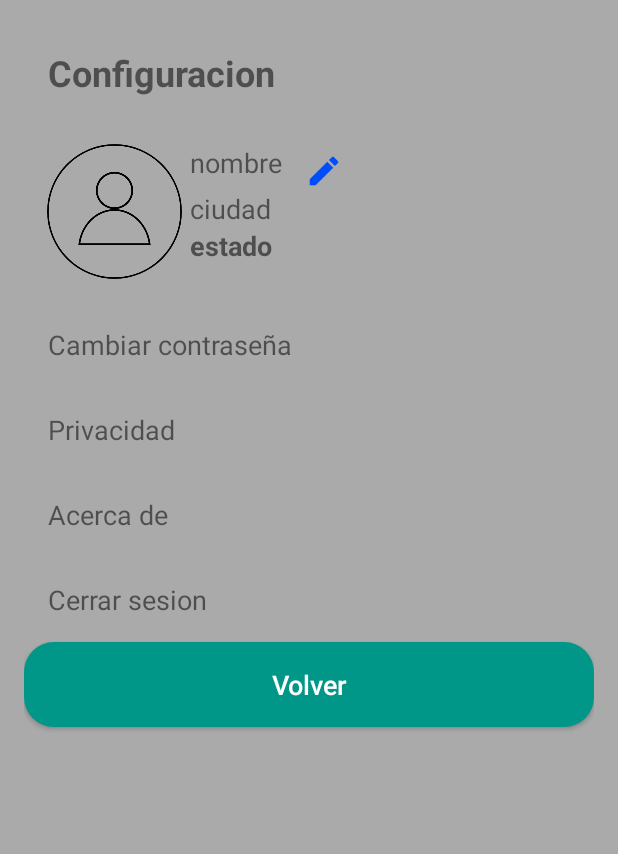
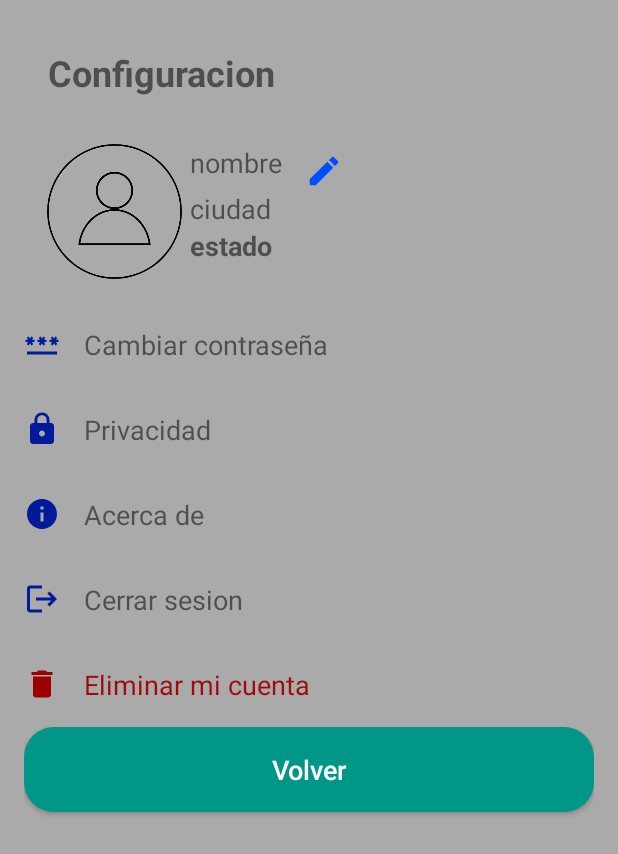
Before and after one commit to 2plotechnologies/2plomessenger, an Android app: the ConfiguracionActivity screen opened directly, with no data from a screen before it, on a phone screen of 412 x 824 dp. Shown: the top 854 px of the screen. Run offline under Robolectric (Android 15) with nearby library versions, the phone set to English and light mode, and no system bars; our stand-ins replace CircleImageView, Firebase (no records; nobody signed in at launch, a user with empty details on screens opened directly), Picasso; pictures from the network do not load.

Commit message:
Agragando opcion eliminar cuenta

```diff
--- a/app/src/main/AndroidManifest.xml
+++ b/app/src/main/AndroidManifest.xml
@@ -17,6 +17,9 @@
         android:roundIcon="@mipmap/ic_app_launcher_round"
         android:supportsRtl="true"
         android:theme="@style/Theme.2PloMessenger">
+        <activity
+            android:name=".ConfirmarEliminacionActivity"
+            android:exported="false" />
         <activity
             android:name=".ConfiguracionActivity"
             android:exported="false" />
--- a/app/src/main/java/com/twoploapps/a2plomessenger/ConfiguracionActivity.java
+++ b/app/src/main/java/com/twoploapps/a2plomessenger/ConfiguracionActivity.java
@@ -42,6 +42,7 @@ public class ConfiguracionActivity extends AppCompatActivity {
         TextView txtprivacidad = findViewById(R.id.opcion_privacidad);
         TextView txtacercade = findViewById(R.id.opcion_acerca_de);
         TextView txtcerrarsesion = findViewById(R.id.opcion_cerrar_sesion);
+        TextView txtborracuenta = findViewById(R.id.opcion_eliminar_cuenta);
         ImageView btneditarperfil = findViewById(R.id.btneditarperfilconfig);
         Button btnvolver = findViewById(R.id.volverainicioconfig);
         getUserData();
@@ -115,6 +116,13 @@ public class ConfiguracionActivity extends AppCompatActivity {
                 startActivity(intent);
             }
         });
+        txtborracuenta.setOnClickListener(new View.OnClickListener() {
+            @Override
+            public void onClick(View view) {
+                Intent intent = new Intent(ConfiguracionActivity.this, ConfirmarEliminacionActivity.class);
+                startActivity(intent);
+            }
+        });
     }
 
     private void getUserData() {
--- a/app/src/main/java/com/twoploapps/a2plomessenger/MiperfilActivity.java
+++ b/app/src/main/java/com/twoploapps/a2plomessenger/MiperfilActivity.java
@@ -86,8 +86,8 @@ public class MiperfilActivity extends AppCompatActivity {
 
                     Picasso.get()
                             .load(imagen1)
-                            .placeholder(R.drawable.welcome)
-                            .error(R.drawable.welcome)
+                            .placeholder(R.drawable.defaultprofilephoto)
+                            .error(R.drawable.defaultprofilephoto)
                             .into(imagenmiperfil);
 
 
--- /dev/null
+++ b/app/src/main/res/drawable/baseline_delete_24.xml
@@ -0,0 +1,5 @@
+<vector android:height="24dp" android:tint="#9A0000"
+    android:viewportHeight="24" android:viewportWidth="24"
+    android:width="24dp" xmlns:android="http://schemas.android.com/apk/res/android">
+    <path android:fillColor="@android:color/white" android:pathData="M6,19c0,1.1 0.9,2 2,2h8c1.1,0 2,-0.9 2,-2V7H6v12zM19,4h-3.5l-1,-1h-5l-1,1H5v2h14V4z"/>
+</vector>
--- /dev/null
+++ b/app/src/main/res/drawable/baseline_error_outline_24.xml
@@ -0,0 +1,5 @@
+<vector android:height="24dp" android:tint="#9A0000"
+    android:viewportHeight="24" android:viewportWidth="24"
+    android:width="24dp" xmlns:android="http://schemas.android.com/apk/res/android">
+    <path android:fillColor="@android:color/white" android:pathData="M11,15h2v2h-2zM11,7h2v6h-2zM11.99,2C6.47,2 2,6.48 2,12s4.47,10 9.99,10C17.52,22 22,17.52 22,12S17.52,2 11.99,2zM12,20c-4.42,0 -8,-3.58 -8,-8s3.58,-8 8,-8 8,3.58 8,8 -3.58,8 -8,8z"/>
+</vector>
--- /dev/null
+++ b/app/src/main/res/drawable/baseline_info_24.xml
@@ -0,0 +1,5 @@
+<vector android:height="24dp" android:tint="#001A9A"
+    android:viewportHeight="24" android:viewportWidth="24"
+    android:width="24dp" xmlns:android="http://schemas.android.com/apk/res/android">
+    <path android:fillColor="@android:color/white" android:pathData="M12,2C6.48,2 2,6.48 2,12s4.48,10 10,10 10,-4.48 10,-10S17.52,2 12,2zM13,17h-2v-6h2v6zM13,9h-2L11,7h2v2z"/>
+</vector>
--- /dev/null
+++ b/app/src/main/res/drawable/baseline_lock_24.xml
@@ -0,0 +1,5 @@
+<vector android:height="24dp" android:tint="#001A9A"
+    android:viewportHeight="24" android:viewportWidth="24"
+    android:width="24dp" xmlns:android="http://schemas.android.com/apk/res/android">
+    <path android:fillColor="@android:color/white" android:pathData="M18,8h-1L17,6c0,-2.76 -2.24,-5 -5,-5S7,3.24 7,6v2L6,8c-1.1,0 -2,0.9 -2,2v10c0,1.1 0.9,2 2,2h12c1.1,0 2,-0.9 2,-2L20,10c0,-1.1 -0.9,-2 -2,-2zM12,17c-1.1,0 -2,-0.9 -2,-2s0.9,-2 2,-2 2,0.9 2,2 -0.9,2 -2,2zM15.1,8L8.9,8L8.9,6c0,-1.71 1.39,-3.1 3.1,-3.1 1.71,0 3.1,1.39 3.1,3.1v2z"/>
+</vector>
--- /dev/null
+++ b/app/src/main/res/drawable/baseline_logout_24.xml
@@ -0,0 +1,5 @@
+<vector android:autoMirrored="true" android:height="24dp"
+    android:tint="#001A9A" android:viewportHeight="24"
+    android:viewportWidth="24" android:width="24dp" xmlns:android="http://schemas.android.com/apk/res/android">
+    <path android:fillColor="@android:color/white" android:pathData="M17,7l-1.41,1.41L18.17,11H8v2h10.17l-2.58,2.58L17,17l5,-5zM4,5h8V3H4c-1.1,0 -2,0.9 -2,2v14c0,1.1 0.9,2 2,2h8v-2H4V5z"/>
+</vector>
--- /dev/null
+++ b/app/src/main/res/drawable/baseline_password_24.xml
@@ -0,0 +1,5 @@
+<vector android:height="24dp" android:tint="#001A9A"
+    android:viewportHeight="24" android:viewportWidth="24"
+    android:width="24dp" xmlns:android="http://schemas.android.com/apk/res/android">
+    <path android:fillColor="@android:color/white" android:pathData="M2,17h20v2H2V17zM3.15,12.95L4,11.47l0.85,1.48l1.3,-0.75L5.3,10.72H7v-1.5H5.3l0.85,-1.47L4.85,7L4,8.47L3.15,7l-1.3,0.75L2.7,9.22H1v1.5h1.7L1.85,12.2L3.15,12.95zM9.85,12.2l1.3,0.75L12,11.47l0.85,1.48l1.3,-0.75l-0.85,-1.48H15v-1.5h-1.7l0.85,-1.47L12.85,7L12,8.47L11.15,7l-1.3,0.75l0.85,1.47H9v1.5h1.7L9.85,12.2zM23,9.22h-1.7l0.85,-1.47L20.85,7L20,8.47L19.15,7l-1.3,0.75l0.85,1.47H17v1.5h1.7l-0.85,1.48l1.3,0.75L20,11.47l0.85,1.48l1.3,-0.75l-0.85,-1.48H23V9.22z"/>
+</vector>
--- a/app/src/main/res/layout/activity_configuracion.xml
+++ b/app/src/main/res/layout/activity_configuracion.xml
@@ -27,7 +27,6 @@
             android:layout_width="match_parent"
             android:layout_height="wrap_content"
             android:orientation="vertical">
-
             <LinearLayout
                 android:layout_width="match_parent"
                 android:layout_height="wrap_content"
@@ -92,6 +91,15 @@
         </LinearLayout>
     </LinearLayout>
     <!-- Opción Cambiar Contraseña -->
+    <LinearLayout
+        android:layout_width="wrap_content"
+        android:layout_height="wrap_content"
+        android:orientation="horizontal"
+        android:gravity="center">
+        <ImageView
+            android:layout_width="wrap_content"
+            android:layout_height="wrap_content"
+            android:src="@drawable/baseline_password_24"/>
         <TextView
             android:id="@+id/opcion_cambiar_contrasena"
             android:layout_width="match_parent"
@@ -99,8 +107,17 @@
             android:text="@string/cambiar_contrasena"
             android:textSize="18sp"
             android:padding="16dp" />
-
+    </LinearLayout>
     <!-- Opción Privacidad -->
+    <LinearLayout
+        android:layout_width="wrap_content"
+        android:layout_height="wrap_content"
+        android:orientation="horizontal"
+        android:gravity="center">
+        <ImageView
+            android:layout_width="wrap_content"
+            android:layout_height="wrap_content"
+            android:src="@drawable/baseline_lock_24"/>
         <TextView
             android:id="@+id/opcion_privacidad"
             android:layout_width="match_parent"
@@ -108,8 +125,17 @@
             android:text="@string/privacidad"
             android:textSize="18sp"
             android:padding="16dp" />
-
+    </LinearLayout>
     <!-- Opción Acerca de -->
+    <LinearLayout
+        android:layout_width="wrap_content"
+        android:layout_height="wrap_content"
+        android:orientation="horizontal"
+        android:gravity="center">
+        <ImageView
+            android:layout_width="wrap_content"
+            android:layout_height="wrap_content"
+            android:src="@drawable/baseline_info_24"/>
         <TextView
             android:id="@+id/opcion_acerca_de"
             android:layout_width="match_parent"
@@ -117,8 +143,17 @@
             android:text="@string/acerca_de"
             android:textSize="18sp"
             android:padding="16dp" />
-
+    </LinearLayout>
     <!-- Opción Cerrar Sesión -->
+    <LinearLayout
+        android:layout_width="wrap_content"
+        android:layout_height="wrap_content"
+        android:orientation="horizontal"
+        android:gravity="center">
+        <ImageView
+            android:layout_width="wrap_content"
+            android:layout_height="wrap_content"
+            android:src="@drawable/baseline_logout_24"/>
         <TextView
             android:id="@+id/opcion_cerrar_sesion"
             android:layout_width="match_parent"
@@ -126,6 +161,25 @@
             android:text="@string/cerrar_sesion"
             android:textSize="18sp"
             android:padding="16dp" />
+    </LinearLayout>
+    <LinearLayout
+        android:layout_width="wrap_content"
+        android:layout_height="wrap_content"
+        android:orientation="horizontal"
+        android:gravity="center">
+        <ImageView
+            android:layout_width="wrap_content"
+            android:layout_height="wrap_content"
+            android:src="@drawable/baseline_delete_24"/>
+        <TextView
+            android:id="@+id/opcion_eliminar_cuenta"
+            android:layout_width="match_parent"
+            android:layout_height="wrap_content"
+            android:text="@string/eliminar_cuenta"
+            android:textSize="18sp"
+            android:textColor="@color/red"
+            android:padding="16dp" />
+    </LinearLayout>
     <Button
         android:id="@+id/volverainicioconfig"
         android:layout_width="match_parent"
--- a/app/src/main/res/values/strings.xml
+++ b/app/src/main/res/values/strings.xml
@@ -157,4 +157,9 @@ Descárgala aquí: https://play.google.com/store/apps/details?id=com.twoploapps.
     <string name="configuracion">Configuracion</string>
     <string name="cambiar_contrasena">Cambiar contraseña</string>
     <string name="correoenviado">Se envió un correo para cambiar la contraseña</string>
+    <string name="eliminar_cuenta">Eliminar mi cuenta</string>
+    <string name="est_seguro_de_que_desea_eliminar_su_cuenta">¿Está seguro de que desea eliminar su cuenta?</string>
+    <string name="nadie_podr_enviarle_mensajes_y_se_perder_n_todos_sus_datos">Nadie podrá enviarle mensajes y se perderán todos sus datos.</string>
+    <string name="s_eliminar_mi_cuenta">Sí, eliminar mi cuenta</string>
+    <string name="seeliminosucuenta">Tu cuenta fue eliminada</string>
 </resources>
```
Also changed, not shown: app/src/main/java/com/twoploapps/a2plomessenger/ChatActivity.java (+16 -1 lines), app/src/main/java/com/twoploapps/a2plomessenger/ConfirmarEliminacionActivity.java (added, +123 -0 lines), app/src/main/res/layout/activity_confirmar_eliminacion.xml (added, +37 -0 lines), 5 other files. Lines whose indentation alone changed are shown as unchanged.
